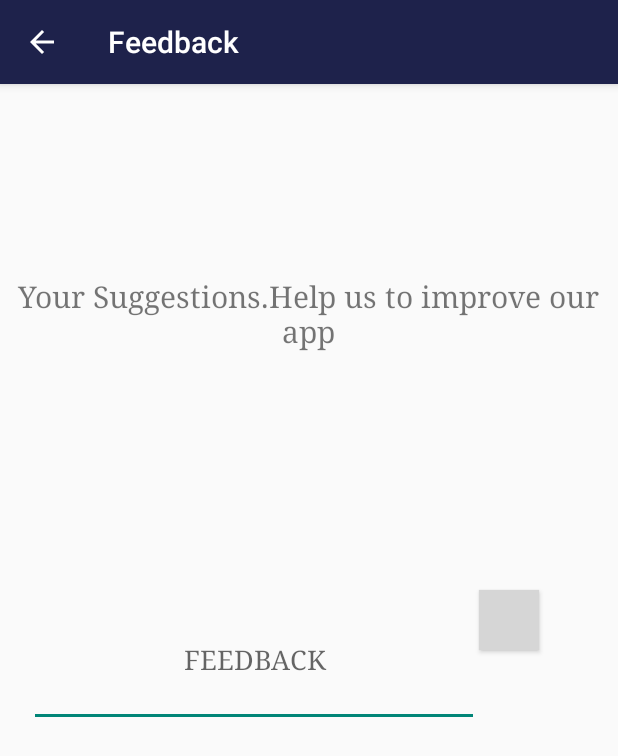
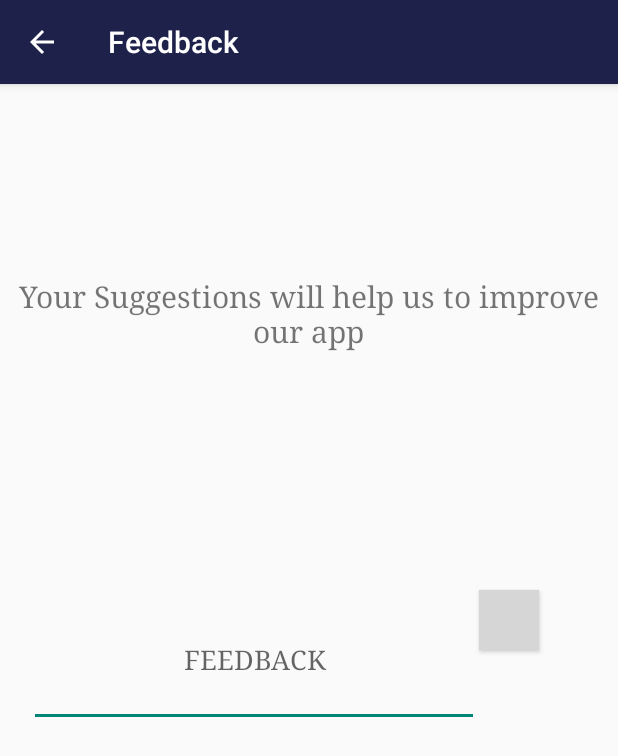
Before and after one commit to ashutoshdalvi/BookApp-master, an Android app: the Feedback screen opened directly, with no data from a screen before it, on a phone screen of 412 x 824 dp. Shown: the top 756 px of the screen. Run offline under Robolectric (Android 15) with nearby library versions, the phone set to English and light mode, and no system bars; our stand-ins replace Firebase (no records; nobody signed in at launch, a user with empty details on screens opened directly); Roboto replaces fonts that are not available here; grey boxes are pictures that could not be loaded.

Commit message:
Almost done

```diff
--- a/app/src/main/res/layout/activity_feedback.xml
+++ b/app/src/main/res/layout/activity_feedback.xml
@@ -17,7 +17,7 @@
         android:fontFamily="serif"
         android:layout_marginEnd="10dp"
         android:gravity="center"
-        android:text="Your Suggestions.Help us to improve our app"
+        android:text="Your Suggestions will help us to improve our app"
         android:textSize="20sp" />
 
     <EditText
```
